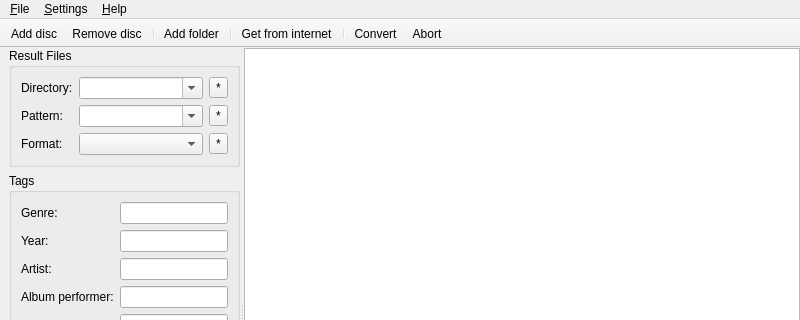
The window that gui/mainwindow.ui (flacon/flacon) describes before a commit, drawn with Qt 5; both pictures show x 0 to 800 and y 0 to 320 of the 800 by 600 pixel window.
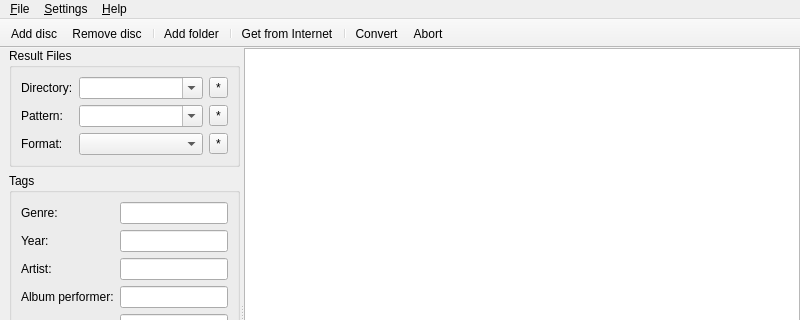
The same window after the commit. Custom widgets are drawn as their Qt base class.

The edit to the form file:
```diff
--- a/gui/mainwindow.ui
+++ b/gui/mainwindow.ui
@@ -490,7 +490,7 @@
   </action>
   <action name="actionDownloadTrackInfo">
    <property name="text">
-    <string>Get from internet</string>
+    <string>Get from Internet</string>
    </property>
    <property name="toolTip">
     <string>Get album information from internet</string>
```
Left out of the diff: 2 changed lines with no effect on the pictures.
